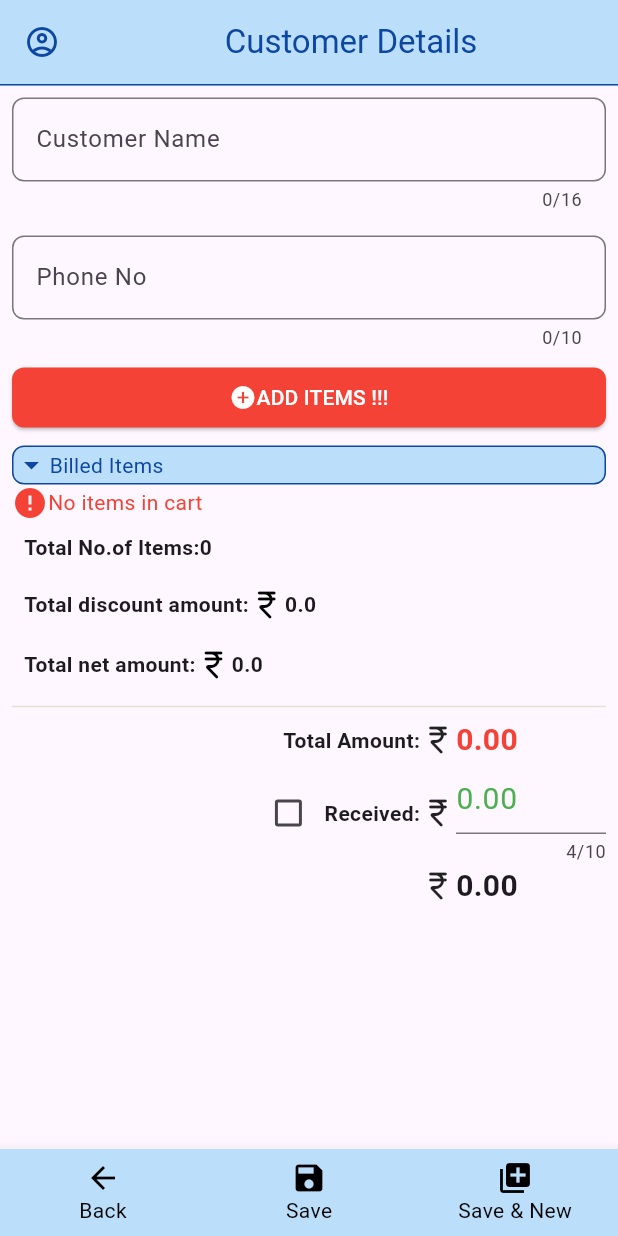
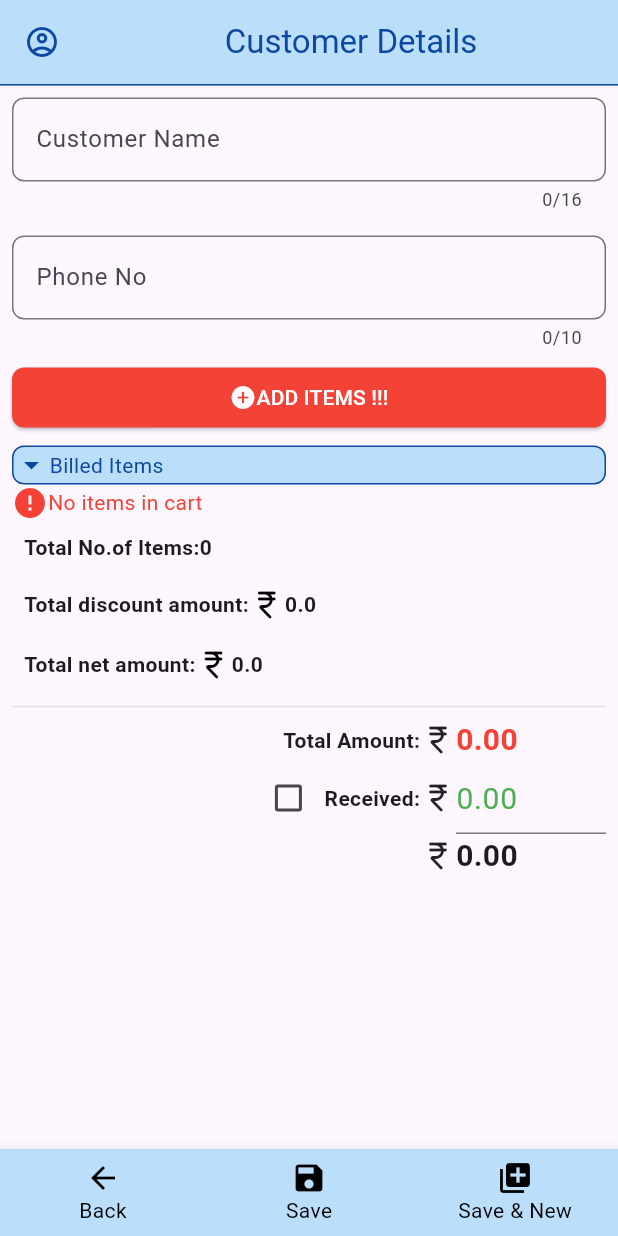
Before and after one commit to akashvtrs/project, a Flutter app: the Billing screen opened directly with empty values, after a tap on "Add New Customer", on a phone screen of 412 x 824 dp. Run offline on Flutter 3.47's test engine with Material 3 defaults, Android fonts, the phone set to English and light mode, and no system bars; missing offline and left inert: dart:js_util.

Commit message:
alignment changed for some text

```diff
--- a/lib/billing_page/billing.dart
+++ b/lib/billing_page/billing.dart
@@ -543,7 +543,7 @@ widget.itemtotalamount.forEach((item) {
 
                     child: TextField(
                        keyboardType: TextInputType.number,
-                       maxLength: 10,
+
                       onChanged: (value) => {
                         setState(() {
                           if (paidamount_controller.text.isNotEmpty) {
--- a/lib/home_screen/apphomescreen.dart
+++ b/lib/home_screen/apphomescreen.dart
@@ -194,16 +194,27 @@ class _IdentitiesState extends State<Identities> {
               Padding(
                 padding: const EdgeInsets.all(8.0),
                 child: Row(
+                  mainAxisAlignment: MainAxisAlignment.end,
+                  children: [
+                    Column(
                       children: [
                         Text("Pending Payment:",style: TextStyle(
                                           fontWeight: FontWeight.bold
                                         )),
+                         Row(
+                      children: [
                         Icon(Icons.currency_rupee_rounded,color: Colors.black,
 
                         ),
                         Text(pendingpayment.toStringAsFixed(2),style: TextStyle(
                         fontWeight: FontWeight.bold
                     ))
+                      ],
+                    ),
+                      ],
+                    ),
+
+
                   ],
                 ),
               ),
@@ -374,12 +385,14 @@ class _AppHomeScreenState extends State<AppHomeScreen> {
                       children: [
                         Column(
                           children: [
+                            Text("Balance:"),
                             Row(
                               children: [
-                                Text("Balance:"),Icon(Icons.currency_rupee_rounded, size: 15),
+                                Icon(Icons.currency_rupee_rounded, size: 15),
+                                Text(widget.bal_balance[index]),
                               ],
                             ),
-                            Text(widget.bal_balance[index]),
+
                           ],
                         ),
 
```
Lines whose indentation alone changed are shown as unchanged.
